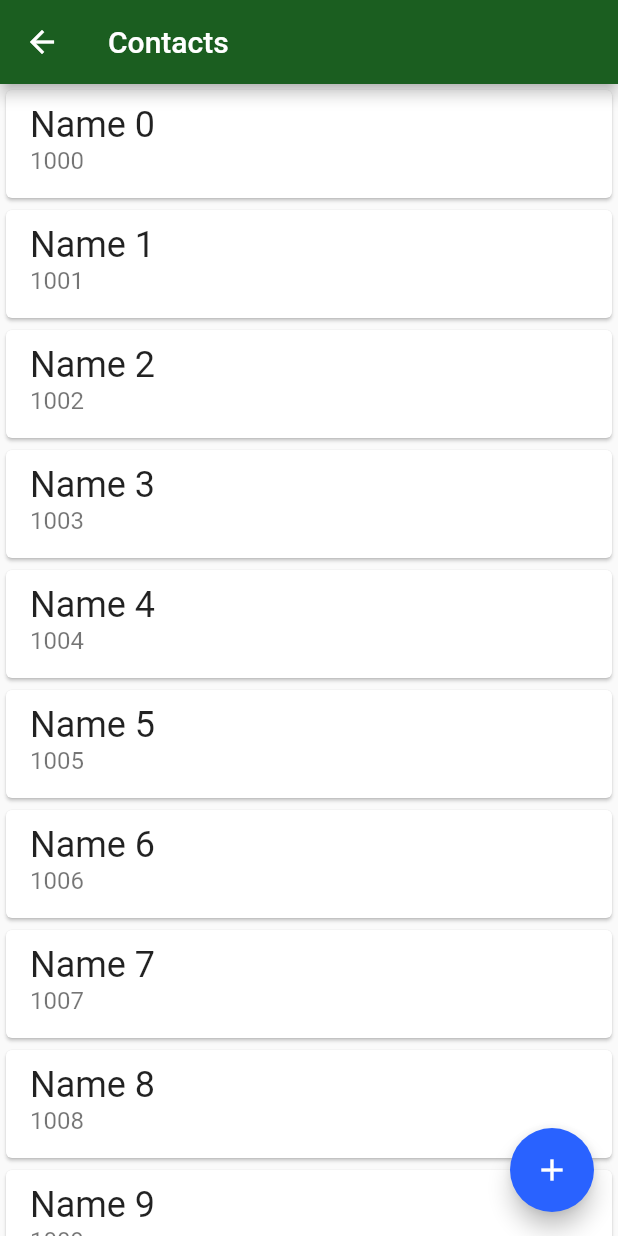
After one commit to MatheusMassula/flutter_local_db, a Flutter app: the screen it shows after launch, after a tap on "Contacts", on a phone screen of 412 x 824 dp. The commit adds this screen. Run offline on Flutter 3.47's test engine with Material 2 defaults, Android fonts, the phone set to English and light mode, and no system bars.

Commit message:
build contact list

```diff
--- /dev/null
+++ b/lib/pages/contact_form.dart
@@ -0,0 +1,12 @@
+import 'package:flutter/material.dart';
+
+class ContactForm extends StatelessWidget {
+  @override
+  Widget build(BuildContext context) {
+    return Scaffold(
+      appBar: AppBar(
+        title: Text('New contact'),
+      ),
+    );
+  }
+}
--- /dev/null
+++ b/lib/pages/contacts_list.dart
@@ -0,0 +1,32 @@
+import 'package:flutter/material.dart';
+
+class ContactList extends StatelessWidget {
+  @override
+  Widget build(BuildContext context) {
+    return Scaffold(
+      floatingActionButton: FloatingActionButton(
+        onPressed: () {},
+        child: Icon(Icons.add),
+      ),
+      appBar: AppBar(
+        title: Text('Contacts'),
+      ),
+      body: ListView(
+        children: List.generate(20, (index) =>
+          Card(
+            child: ListTile(
+              title: Text(
+                'Name $index',
+                style: TextStyle(fontSize: 24),
+              ),
+              subtitle: Text(
+                '${index + 1000}',
+                style: TextStyle(fontSize: 16),
+              ),
+            ),
+          )
+        ),
+      ),
+    );
+  }
+}
--- a/lib/pages/dashboard.dart
+++ b/lib/pages/dashboard.dart
@@ -1,4 +1,5 @@
 import 'package:flutter/material.dart';
+import 'package:flutter_local_db/pages/contacts_list.dart';
 
 class Dashboard extends StatelessWidget {
   @override
@@ -15,11 +16,19 @@ class Dashboard extends StatelessWidget {
             padding: const EdgeInsets.all(8.0),
             child: Image.asset('assets/images/bytebank_logo.png'),
           ),
-            Container(
+          Padding(
+            padding: const EdgeInsets.all(8.0),
+            child: Material(
               color: Theme.of(context).primaryColor,
+              child: InkWell(
+                onTap: () {
+                  Navigator.of(context).push(MaterialPageRoute(
+                    builder: (context) => ContactList(),
+                  ));
+                },
+                child: Container(
                   height: 100,
                   width: 150,
-              margin: const EdgeInsets.all(8),
                   child: Column(
                     crossAxisAlignment: CrossAxisAlignment.start,
                     mainAxisAlignment: MainAxisAlignment.spaceBetween,
@@ -36,13 +45,13 @@ class Dashboard extends StatelessWidget {
                         padding: const EdgeInsets.all(8.0),
                         child: Text(
                           'Contacts',
-                      style: TextStyle(
-                        color: Colors.white,
-                        fontSize: 18
+                          style: TextStyle(color: Colors.white, fontSize: 18),
                         ),
                       ),
-                  )
                     ],
+                  ),
+                ),
+              ),
             ),
           )
         ],
```
Lines whose indentation alone changed are shown as unchanged.
